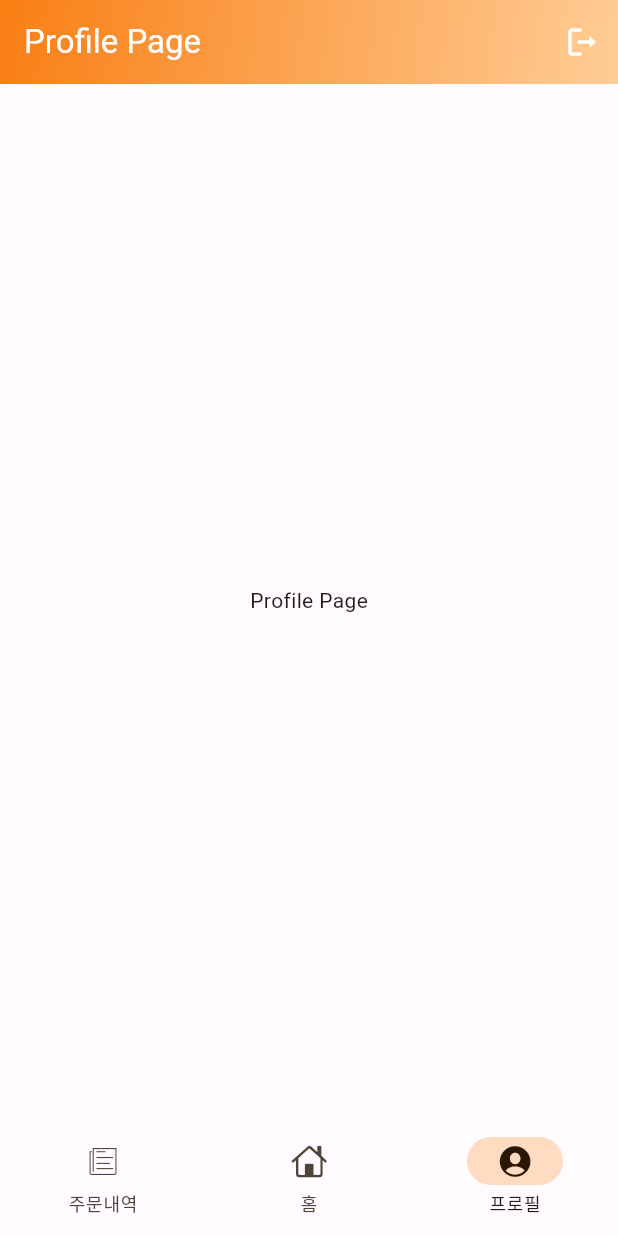
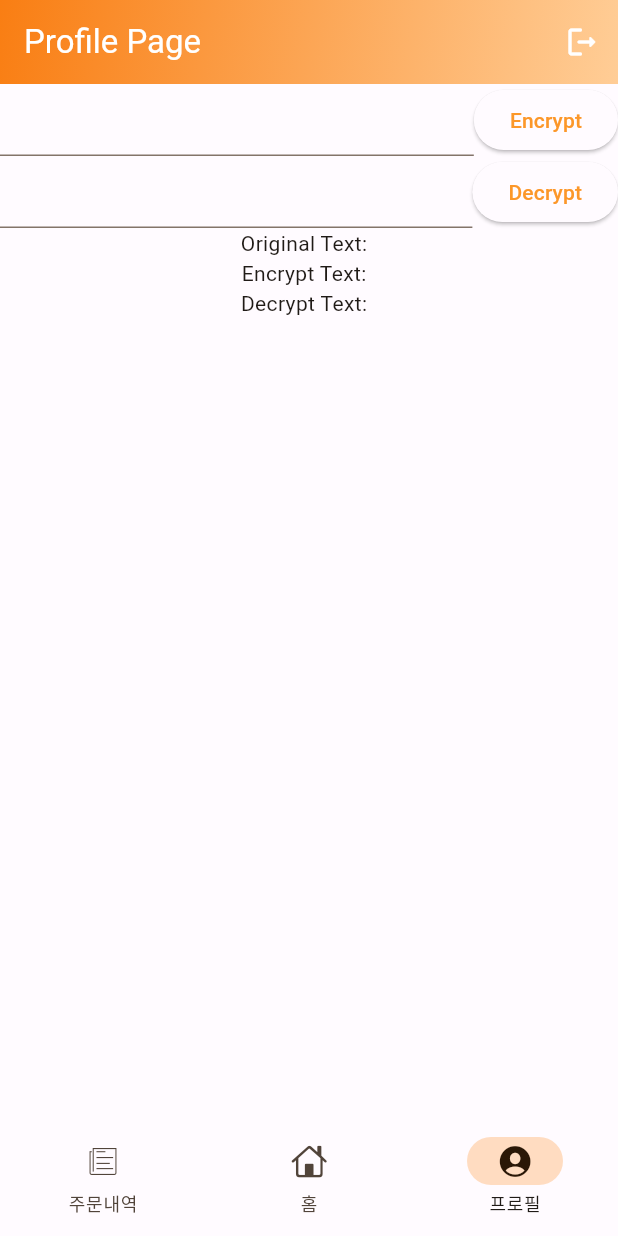
Before and after one commit to Han-Bab/HanBab, a Flutter app: the screen it shows once a user with an empty profile is signed in, item 3 of the bottom bar chosen, on a phone screen of 412 x 824 dp. Run offline on Flutter 3.47's test engine with Material 2 defaults, Android fonts, the phone set to English and light mode, and no system bars; our stand-ins replace cloud_firestore, firebase_auth, firebase_core, firebase_storage, google_sign_in; missing offline and left inert: encrypt; accounts and stored records are empty.

Commit message:
계좌번호 암호화 코드 완

```diff
--- a/lib/main.dart
+++ b/lib/main.dart
@@ -1,6 +1,7 @@
 import 'package:flutter/material.dart';
 import 'package:firebase_core/firebase_core.dart';
 import 'package:han_bab/controller/auth_controller.dart';
+import 'package:han_bab/model/text_input_model.dart';
 import 'package:han_bab/view/app.dart';
 import 'package:han_bab/controller/navigation_controller.dart';
 import 'firebase_options.dart';
@@ -16,6 +17,7 @@ Future<void> main() async {
       providers: [
         ChangeNotifierProvider(create: (context) => AuthController()),
         ChangeNotifierProvider(create: (context) => NavigationController()),
+        ChangeNotifierProvider(create: (context) => TextInputModel()),
       ],
       builder: ((context, child) => const App()),
     ),
--- /dev/null
+++ b/lib/model/text_input_model.dart
@@ -0,0 +1,13 @@
+import 'package:flutter/material.dart';
+
+class TextInputModel with ChangeNotifier {
+  final TextEditingController _textEditingController = TextEditingController();
+  String encrypt = '';
+  String decrypt = '';
+
+  TextEditingController get textEditingController => _textEditingController;
+
+  void disposeInputField() {
+    _textEditingController.dispose();
+  }
+}
--- a/lib/view/page3/profile.dart
+++ b/lib/view/page3/profile.dart
@@ -1,6 +1,8 @@
 import 'package:flutter/material.dart';
 import 'package:han_bab/controller/auth_controller.dart';
+import 'package:han_bab/model/text_input_model.dart';
 import 'package:han_bab/widget/bottom_navigation.dart';
+import 'package:han_bab/widget/encryption.dart';
 import 'package:provider/provider.dart';
 
 class ProfilePage extends StatelessWidget {
@@ -9,6 +11,7 @@ class ProfilePage extends StatelessWidget {
   @override
   Widget build(BuildContext context) {
     final authController = Provider.of<AuthController>(context);
+    TextInputModel textInputModel = Provider.of<TextInputModel>(context);
 
     return Scaffold(
       appBar: AppBar(
@@ -33,8 +36,49 @@ class ProfilePage extends StatelessWidget {
               icon: const Icon(Icons.logout_rounded)),
         ],
       ),
-      body: const Center(
-        child: Text("Profile Page"),
+      body: Column(
+        children: [
+          Row(
+            children: [
+              Expanded(
+                  child: TextFormField(
+                controller: textInputModel.textEditingController,
+              )),
+              ElevatedButton(
+                onPressed: () {
+                  print(textInputModel.textEditingController.text);
+                  textInputModel.encrypt = AccountEncryption.encryptWithAESKey(
+                      textInputModel.textEditingController.text);
+                },
+                child: const Text('Encrypt'),
+              ),
+            ],
+          ),
+          Row(
+            children: [
+              Expanded(child: TextFormField()),
+              ElevatedButton(
+                onPressed: () {
+                  textInputModel.decrypt = AccountEncryption.decryptWithAESKey(
+                      textInputModel.encrypt);
+                },
+                child: const Text('Decrypt'),
+              ),
+            ],
+          ),
+          Consumer<TextInputModel>(
+            builder: (context, textInputModel, child) {
+              return Column(
+                children: [
+                  SelectableText(
+                      'Original Text: ${textInputModel.textEditingController.text}'),
+                  SelectableText('Encrypt Text: ${textInputModel.encrypt}'),
+                  SelectableText('Decrypt Text: ${textInputModel.decrypt}'),
+                ],
+              );
+            },
+          ),
+        ],
       ),
       bottomNavigationBar: const BottomNavigation(),
     );
--- /dev/null
+++ b/lib/widget/encryption.dart
@@ -0,0 +1,29 @@
+import 'package:encrypt/encrypt.dart' as encrypt;
+
+class AccountEncryption {
+  static encryptWithAESKey(String data) {
+    encrypt.Key aesKey = encrypt.Key.fromLength(16);
+    final encrypter = encrypt.Encrypter(encrypt.AES(aesKey));
+    if (data.isNotEmpty) {
+      encrypt.Encrypted encryptedData =
+          encrypter.encrypt(data, iv: encrypt.IV.fromLength(16));
+      return encryptedData.base64;
+    } else if (data.isEmpty) {
+      // ignore: avoid_print
+      print('Data is empty');
+    }
+  }
+
+  static decryptWithAESKey(String data) {
+    encrypt.Key aesKey = encrypt.Key.fromLength(16);
+    final encrypter = encrypt.Encrypter(encrypt.AES(aesKey));
+    encrypt.Encrypted encrypted = encrypt.Encrypted.fromBase64(data);
+    if (data.isNotEmpty) {
+      String decryptedData =
+          encrypter.decrypt(encrypted, iv: encrypt.IV.fromLength(16));
+      return decryptedData;
+    } else if (data.isEmpty) {
+      print('Chats is empty');
+    }
+  }
+}
--- a/pubspec.yaml
+++ b/pubspec.yaml
@@ -41,6 +41,7 @@ dependencies:
   google_sign_in: ^6.1.4
   firebase_storage: ^11.2.5
   intl: ^0.18.1
+  encrypt: ^5.0.1
 
 dev_dependencies:
   flutter_test:
```
Also changed, not shown: pubspec.lock.
